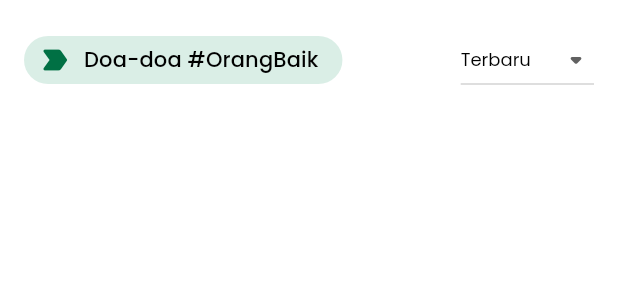
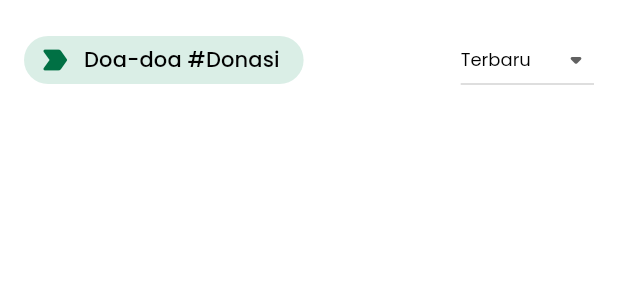
Before and after one commit to erikaristayasa/pundikita, a Flutter app: the CampaignPrays widget shown alone on an empty page, opened directly with empty values, on a phone screen of 412 x 824 dp. Shown: the top 300 px of the screen. Run offline on Flutter 3.47's test engine with Material 2 defaults, Android fonts, the light colour scheme and no system bars; our stand-ins replace bloc, carousel_slider, dartz, dio, equatable, flutter_bloc and 8 more; missing offline and left inert: dio_logger; accounts and stored records are empty; generated files the repository leaves out were written again; project files that could hold a hidden picture were left out.

Commit message:
Changes campaign detail

```diff
--- a/lib/core/data/models/campaign_model.dart
+++ b/lib/core/data/models/campaign_model.dart
@@ -250,6 +250,7 @@ class CampaignDonationModel extends CampaignDonation {
     required String? paymentQRImage,
     required int status,
     required bool likeStatus,
+    required DateTime? createdAt,
   }) : super(
           id: id,
           userId: userId,
@@ -267,6 +268,7 @@ class CampaignDonationModel extends CampaignDonation {
           paymentQRImage: paymentQRImage,
           status: status,
           likeStatus: likeStatus,
+          createdAt: createdAt,
         );
   factory CampaignDonationModel.fromJson(Map<String, dynamic> json) => CampaignDonationModel(
         id: json['id'],
@@ -285,5 +287,6 @@ class CampaignDonationModel extends CampaignDonation {
         paymentQRImage: json['payment_qr_image'],
         status: json['status'],
         likeStatus: json['like_status'],
+        createdAt: (json['created_at'] as String).toDate(),
       );
 }
--- a/lib/core/domain/entities/campaign_entity.dart
+++ b/lib/core/domain/entities/campaign_entity.dart
@@ -250,6 +250,7 @@ class CampaignDonation extends Equatable {
   final String? paymentQRImage;
   final int status;
   final bool likeStatus;
+  final DateTime? createdAt;
 
   const CampaignDonation({
     required this.id,
@@ -268,6 +269,7 @@ class CampaignDonation extends Equatable {
     required this.paymentQRImage,
     required this.status,
     required this.likeStatus,
+    required this.createdAt,
   });
 
   @override
@@ -288,5 +290,6 @@ class CampaignDonation extends Equatable {
         paymentQRImage,
         status,
         likeStatus,
+        createdAt,
       ];
 }
--- a/lib/features/campaign/presentation/pages/campaign_detail_page.dart
+++ b/lib/features/campaign/presentation/pages/campaign_detail_page.dart
@@ -126,8 +126,8 @@ class _CampaignDetailPageState extends State<CampaignDetailPage> {
                           child: RoundedButton(
                             radius: 22,
                             onTap: () {},
-                            title: AppLocale.loc.donateNow,
-                            color: Colors.red,
+                            title: widget.service == CampaignService.donasi ? AppLocale.loc.donateNow : AppLocale.loc.zakatNow,
+                            color: widget.service == CampaignService.donasi ? Colors.red : Colors.blue,
                           ),
                         )
                       : const SizedBox.shrink(),
--- a/lib/features/campaign/presentation/widgets/campaign_basic_info.dart
+++ b/lib/features/campaign/presentation/widgets/campaign_basic_info.dart
@@ -4,6 +4,7 @@ import 'package:pundi_kita/core/domain/entities/campaign_entity.dart';
 import '../../../../core/presentation/widgets/rounded_button.dart';
 import '../../../../core/static/colors.dart';
 import '../../../../core/static/dimens.dart';
+import '../../../../core/static/enums.dart';
 import '../../../../core/static/extensions.dart';
 import '../../../../core/utility/app_locale.dart';
 import '../../../../core/utility/helper.dart';
@@ -47,8 +48,8 @@ class CampaignBasicInfo extends StatelessWidget {
           RoundedButton(
             radius: 22,
             onTap: () {},
-            title: AppLocale.loc.donateNow,
-            color: Colors.red,
+            title: campaign.campaignService == CampaignService.donasi ? AppLocale.loc.donateNow : AppLocale.loc.zakatNow,
+            color: campaign.campaignService == CampaignService.donasi ? Colors.red : Colors.blue,
           )
         ],
       ),
--- a/lib/l10n/app_id.arb
+++ b/lib/l10n/app_id.arb
@@ -25,6 +25,7 @@
     "dayLeft": "Sisa hari",
 
     "donateNow": "Donasi Sekarang!",
+    "zakatNow": "Zakat Sekarang!",
     "collectedFrom": "Terkumpul dari {price}",
     "@collectedFrom": {
         "placeholders": {
@@ -66,9 +67,10 @@
     "fundUsageDetail": "Rincian Penggunaan Dana",
     "see": "Lihat",
     "story": "Cerita",
-    "praysGoodPeople": "Doa-doa #OrangBaik",
+    "praysGoodPeople": "Doa-doa #Donasi",
     "prayForThis": "mengaminkan doa ini",
     "aamiin": "Aamiin",
+    "donate": "Berdonasi",
 
     "patientVerified": "Identitas sesuai dokumen medis",
     "patientSicknessVerified": "Disertai dokumen medis",
```
Also changed, not shown: lib/features/campaign/presentation/widgets/campaign_prays.dart (+35 -7 lines).
